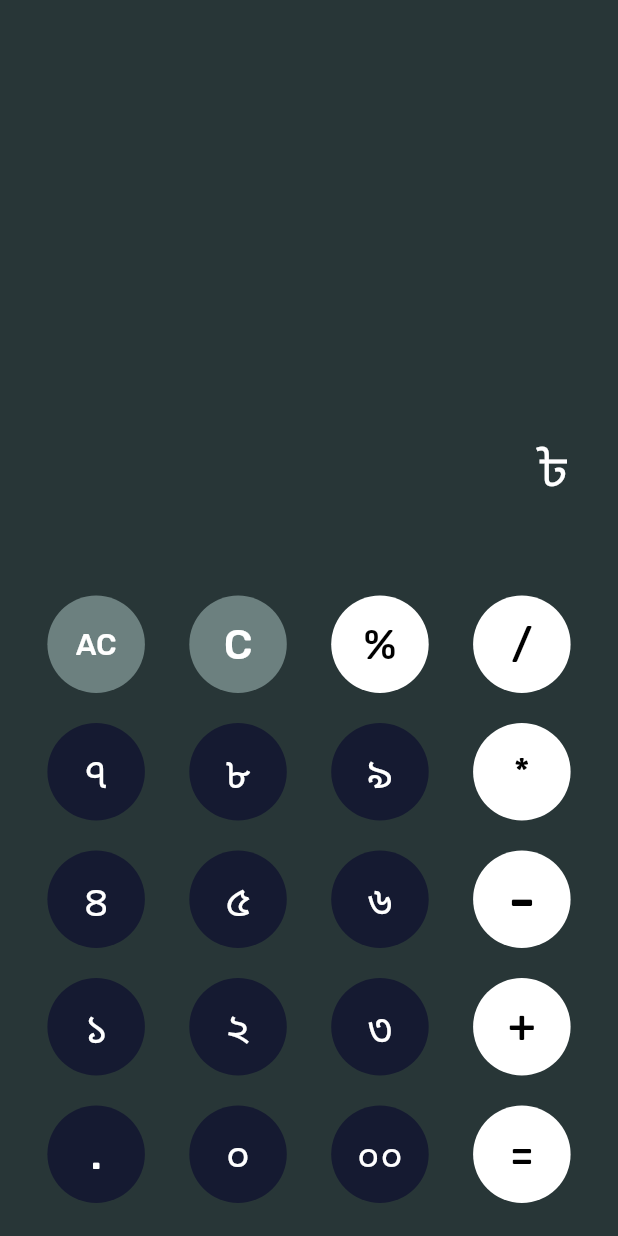
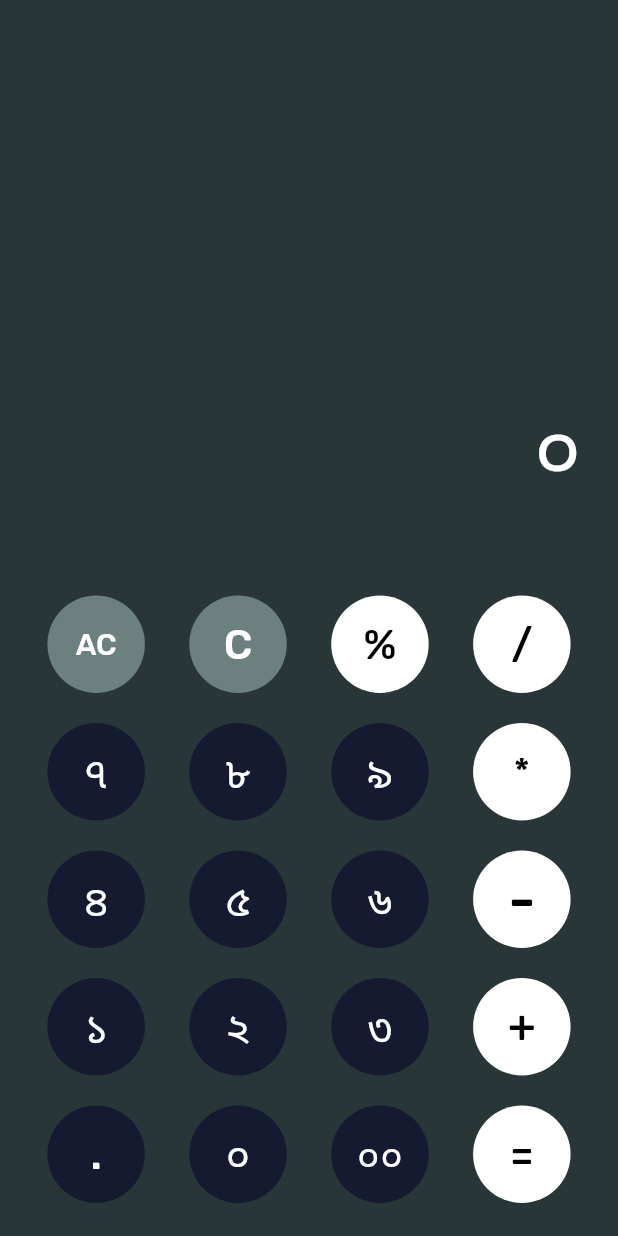
Before and after one commit to tusharhow/bengali-neumeric-calculator, a Flutter app: the screen it shows after launch, on a phone screen of 412 x 824 dp. Run offline on Flutter 3.47's test engine with Material 2 defaults, Android fonts, the phone set to English and light mode, and no system bars; our stand-ins replace google_fonts, math_expressions.

Commit message:
font size changed

```diff
--- a/lib/main.dart
+++ b/lib/main.dart
@@ -168,10 +168,10 @@ class CalcAppState extends State<CalcApp> {
                 child: Padding(
                   padding: const EdgeInsets.all(12),
                   child: Text(
-                    '৳ $_expression',
+                    _expression.isEmpty ? '০' : _expression,
                     style: GoogleFonts.rubik(
-                      textStyle: const TextStyle(
-                        fontSize: 35,
+                      textStyle: TextStyle(
+                        fontSize: _expression.isEmpty ? 55 : 48,
                         color: Colors.white,
                       ),
                     ),
```
